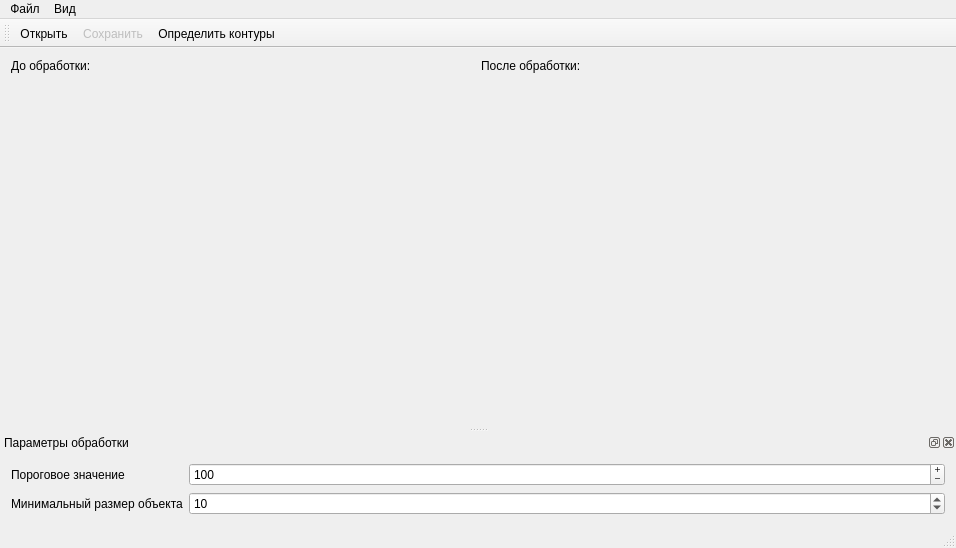
Above: src/mainwindow.ui from dimV36/contours_searching before the change. Below: the same form after it.
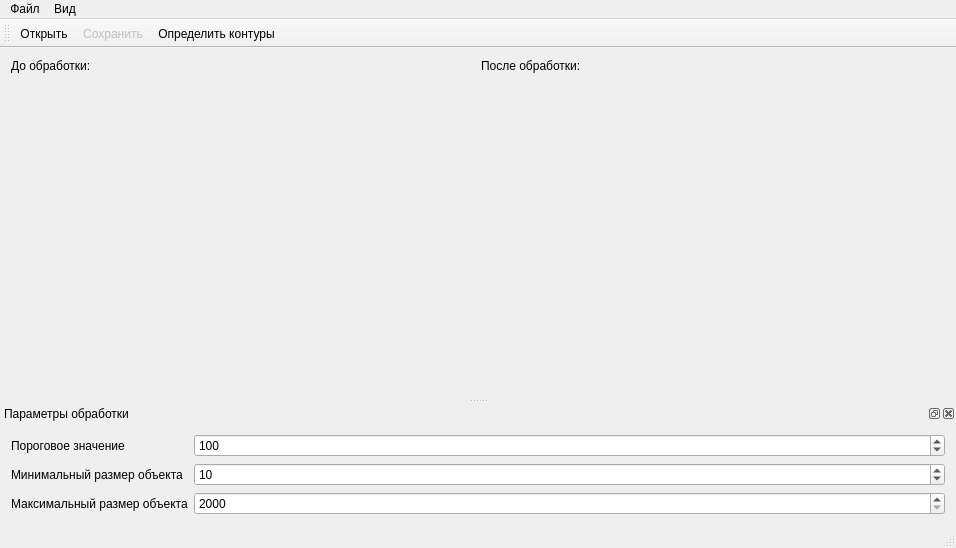
That is the form after the change. Icons and pictures are not drawn.

What changed in the file:
```diff
--- a/src/mainwindow.ui
+++ b/src/mainwindow.ui
@@ -15,6 +15,16 @@
   </property>
   <widget class="QWidget" name="_central_widget">
    <layout class="QGridLayout" name="_grid_layout">
+    <item row="0" column="1">
+     <widget class="QLabel" name="_label_after">
+      <property name="text">
+       <string>После обработки:</string>
+      </property>
+      <property name="alignment">
+       <set>Qt::AlignLeading|Qt::AlignLeft|Qt::AlignTop</set>
+      </property>
+     </widget>
+    </item>
     <item row="0" column="0">
      <widget class="QLabel" name="_label_before">
       <property name="text">
@@ -25,27 +35,17 @@
       </property>
      </widget>
     </item>
-    <item row="2" column="0">
-     <widget class="QLabel" name="_label_input">
-      <property name="text">
-       <string/>
-      </property>
-     </widget>
-    </item>
-    <item row="2" column="1">
+    <item row="1" column="1">
      <widget class="QLabel" name="_label_output">
       <property name="text">
        <string/>
       </property>
      </widget>
     </item>
-    <item row="0" column="1">
-     <widget class="QLabel" name="_label_after">
+    <item row="1" column="0">
+     <widget class="QLabel" name="_label_input">
       <property name="text">
-       <string>После обработки:</string>
-      </property>
-      <property name="alignment">
-       <set>Qt::AlignLeading|Qt::AlignLeft|Qt::AlignTop</set>
+       <string/>
       </property>
      </widget>
     </item>
@@ -112,14 +112,14 @@
        </property>
       </widget>
      </item>
-     <item row="6" column="0">
+     <item row="7" column="0">
       <widget class="QLabel" name="_label_min_object_size">
        <property name="text">
         <string>Минимальный размер объекта</string>
        </property>
       </widget>
      </item>
-     <item row="6" column="1">
+     <item row="7" column="1">
       <widget class="QSpinBox" name="_spin_box_min_object_size">
        <property name="minimum">
         <number>1</number>
@@ -141,7 +141,7 @@
         <bool>false</bool>
        </property>
        <property name="buttonSymbols">
-        <enum>QAbstractSpinBox::PlusMinus</enum>
+        <enum>QAbstractSpinBox::UpDownArrows</enum>
        </property>
        <property name="minimum">
         <number>1</number>
@@ -154,6 +154,23 @@
        </property>
       </widget>
      </item>
+     <item row="8" column="0">
+      <widget class="QLabel" name="_label_max_object_size">
+       <property name="text">
+        <string>Максимальный размер объекта</string>
+       </property>
+      </widget>
+     </item>
+     <item row="8" column="1">
+      <widget class="QSpinBox" name="_spin_box_max_object_size">
+       <property name="minimum">
+        <number>2000</number>
+       </property>
+       <property name="maximum">
+        <number>10000</number>
+       </property>
+      </widget>
+     </item>
     </layout>
    </widget>
   </widget>
@@ -213,7 +230,7 @@
   </action>
   <action name="_action_view_parametres">
    <property name="text">
-    <string>Показать параметры настройки</string>
+    <string>Показать параметры обработки</string>
    </property>
    <property name="toolTip">
     <string>Показать параметры обработки</string>
```
Left out of the diff: 19 changed lines with no effect on the pictures.
